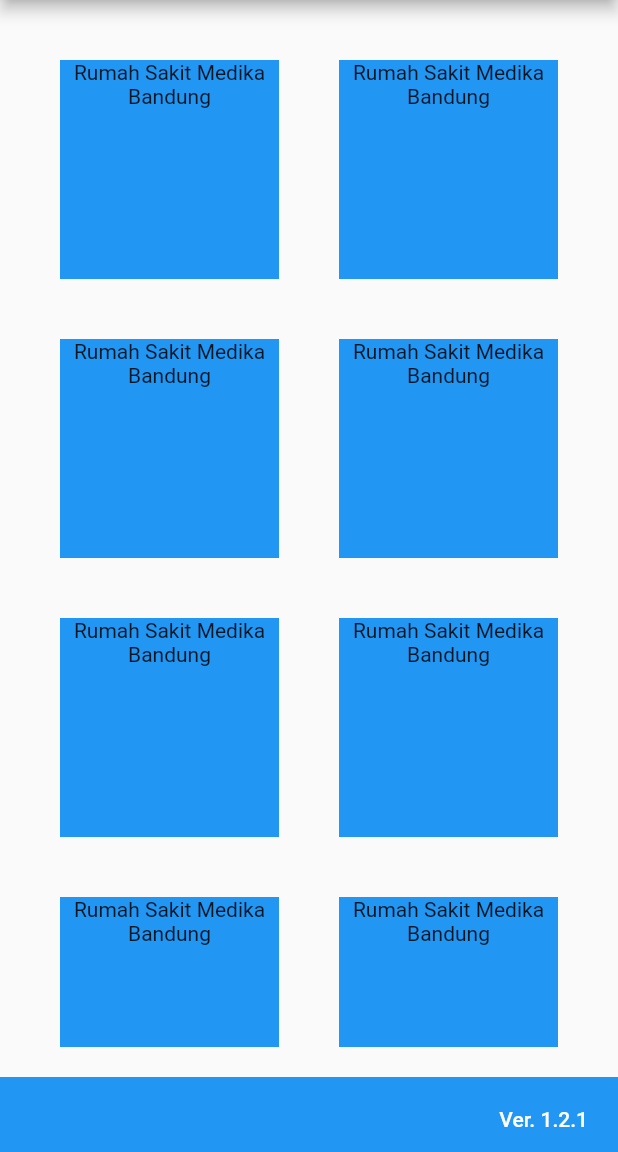
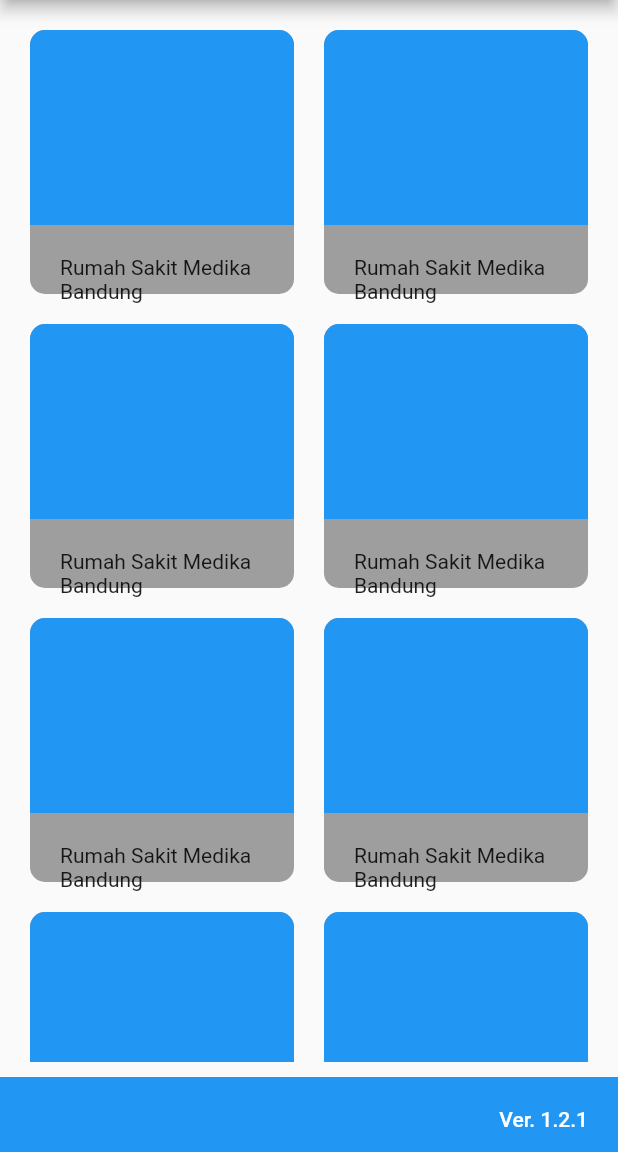
Before and after one commit to DerryIkhsan/teramedik-screening, a Flutter app: the screen it shows after launch, on a phone screen of 412 x 824 dp, the part 84-1236 px from its top. Run offline on Flutter 3.47's test engine with Material 2 defaults, Android fonts, the light colour scheme and no system bars; our stand-ins replace sizer.

Commit message:
update gridview style

```diff
--- a/lib/main.dart
+++ b/lib/main.dart
@@ -68,17 +68,40 @@
           children: [
             Expanded(
               child: Container(
-                margin: EdgeInsets.all(20),
+                margin: EdgeInsets.all(10),
                 child: GridView.count(
                   crossAxisCount: 2,
                   children: data
                       .map((e) => Container(
-                            margin: EdgeInsets.all(20),
-                            color: Colors.blue,
+                            margin: EdgeInsets.all(10),
+                            decoration: BoxDecoration(
+                              borderRadius: BorderRadius.circular(10),
+                              color: Colors.grey,
+                            ),
                             child: Column(
                               children: [
-                                Text('${e['nama']}'),
-                                Text('${e['lokasi']}'),
+                                Container(
+                                  height: 130,
+                                  decoration: BoxDecoration(
+                                    borderRadius: BorderRadius.only(
+                                      topLeft: Radius.circular(10),
+                                      topRight: Radius.circular(10),
+                                    ),
+                                    color: Colors.blue,
+                                  ),
+                                ),
+                                Container(
+                                  width: double.infinity,
+                                  margin: EdgeInsets.only(top: 20, left: 20),
+                                  child: Column(
+                                    crossAxisAlignment:
+                                        CrossAxisAlignment.start,
+                                    children: [
+                                      Text('${e['nama']}'),
+                                      Text('${e['lokasi']}'),
+                                    ],
+                                  ),
+                                ),
                               ],
                             ),
                           ))
```
